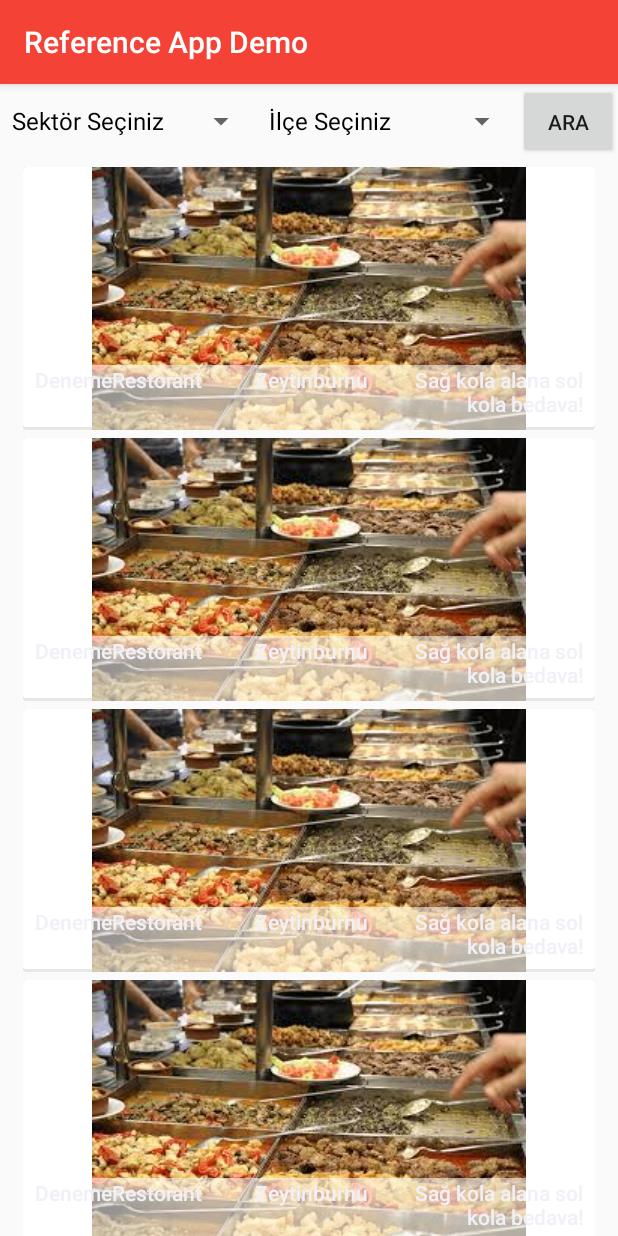
After one commit to seyitaliyaman/ReferenceAppDemo, an Android app: the HomePage screen opened directly, with no data from a screen before it, on a phone screen of 412 x 824 dp. The commit adds this screen. Run offline under Robolectric (Android 15) with nearby library versions, the phone set to English and light mode, and no system bars.

Commit message:
Commit with love

```diff
--- a/app/src/main/AndroidManifest.xml
+++ b/app/src/main/AndroidManifest.xml
@@ -9,6 +9,7 @@
         android:roundIcon="@mipmap/ic_launcher_round"
         android:supportsRtl="true"
         android:theme="@style/AppTheme">
+        <activity android:name=".HomePage"></activity>
         <activity android:name=".MainActivity">
             <intent-filter>
                 <action android:name="android.intent.action.MAIN" />
--- /dev/null
+++ b/app/src/main/java/com/demo/reffappdemo/HomeListItem.java
@@ -0,0 +1,51 @@
+package com.demo.reffappdemo;
+
+import android.graphics.drawable.Drawable;
+import android.media.Image;
+
+public class HomeListItem {
+
+    private Drawable img;
+    private String isim;
+    private String ilce;
+    private String kampanya;
+
+    public HomeListItem(Drawable img, String isim, String ilce, String kampanya) {
+        this.img = img;
+        this.isim = isim;
+        this.ilce = ilce;
+        this.kampanya = kampanya;
+    }
+
+    public Drawable getImg() {
+        return img;
+    }
+
+    public void setImg(Drawable img) {
+        this.img = img;
+    }
+
+    public String getIsim() {
+        return isim;
+    }
+
+    public void setIsim(String isim) {
+        this.isim = isim;
+    }
+
+    public String getIlce() {
+        return ilce;
+    }
+
+    public void setIlce(String ilce) {
+        this.ilce = ilce;
+    }
+
+    public String getKampanya() {
+        return kampanya;
+    }
+
+    public void setKampanya(String kampanya) {
+        this.kampanya = kampanya;
+    }
+}
--- /dev/null
+++ b/app/src/main/java/com/demo/reffappdemo/HomePage.java
@@ -0,0 +1,133 @@
+package com.demo.reffappdemo;
+
+import android.content.Context;
+import android.graphics.Color;
+import android.support.v7.app.AppCompatActivity;
+import android.os.Bundle;
+import android.view.View;
+import android.view.ViewGroup;
+import android.widget.ArrayAdapter;
+import android.widget.Button;
+import android.widget.ListView;
+import android.widget.Spinner;
+import android.widget.TextView;
+
+public class HomePage extends AppCompatActivity {
+
+    private Button search;
+    private Spinner sektor,ilce;
+    private ListView listView;
+    private String[] sektors = new String[9];
+    private String[] ilceler = new String[40];
+    private ListArrayAdapter adapter;
+
+
+    @Override
+    protected void onCreate(Bundle savedInstanceState) {
+        super.onCreate(savedInstanceState);
+        setContentView(R.layout.activity_home_page);
+
+        search = findViewById(R.id.button);
+        sektor = findViewById(R.id.spinner);
+        ilce = findViewById(R.id.spinner2);
+        listView = findViewById(R.id.listView);
+
+        sektors[0] = "Sektör Seçiniz";
+        sektors[1] = "Hepsi";
+        sektors[2] = "Gıda/Yeme-İçme";
+        sektors[3] = "Sağlık ve Güzellik";
+        sektors[4] = "Spor";
+        sektors[5] = "Kuru Temizleme";
+        sektors[6] = "Çiçek";
+        sektors[7] = "Oto Bakım";
+        sektors[8] = "Diğer";
+
+        ilceler[0] = "İlçe Seçiniz";
+        ilceler[1] = "Adalar";
+        ilceler[2] = "Arnavutköy";
+        ilceler[3] = "Ataşehir";
+        ilceler[4] = "Avcılar";
+        ilceler[5] = "Bağcılar";
+        ilceler[6] = "Bahçelievler";
+        ilceler[7] = "Bakırköy";
+        ilceler[8] = "Başakşehir";
+        ilceler[9] = "Bayrampaşa";
+        ilceler[10] = "Beşiktaş";
+        ilceler[11] = "Beykoz";
+        ilceler[12] = "Beylikdüzü";
+        ilceler[13] = "Beyoğlu";
+        ilceler[14] = "Büyükçekmece";
+        ilceler[15] = "Çatalca";
+        ilceler[16] = "Çekmeköy";
+        ilceler[17] = "Esenler";
+        ilceler[18] = "Esenyurt";
+        ilceler[19] = "Eyüpsultan";
+        ilceler[20] = "Fatih";
+        ilceler[21] = "Gaziosmanpaşa";
+        ilceler[22] = "Güngören";
+        ilceler[23] = "Kadıköy";
+        ilceler[24] = "Kağıthane";
+        ilceler[25] = "Kartal";
+        ilceler[26] = "Küçükçekmece";
+        ilceler[27] = "Maltepe";
+        ilceler[28] = "Pendik";
+        ilceler[29] = "Sancaktepe";
+        ilceler[30] = "Sarıyer";
+        ilceler[31] = "Silivri";
+        ilceler[32] = "Sultanbeyli";
+        ilceler[33] = "Sultangazi";
+        ilceler[34] = "Şile";
+        ilceler[35] = "Şişli";
+        ilceler[36] = "Tuzla";
+        ilceler[37] = "Ümraniye";
+        ilceler[38] = "Üsküdar";
+        ilceler[39] = "Zeytinburnu";
+
+        ArrayAdapter<String> sektadp = new SpinnerAdapter(this,android.R.layout.simple_spinner_dropdown_item,sektors);
+        sektor.setAdapter(sektadp);
+
+        ArrayAdapter<String> ilceadp = new SpinnerAdapter(this,android.R.layout.simple_spinner_dropdown_item,ilceler);
+        ilce.setAdapter(ilceadp);
+
+        listView.addHeaderView(new View(this));
+        listView.addFooterView(new View(this));
+
+        adapter = new ListArrayAdapter(getApplicationContext(),R.layout.list_item);
+
+        for (int i = 0; i < 10; i++) {
+            HomeListItem card = new HomeListItem(getDrawable(R.drawable.images),"DenemeRestorant","Zeytinburnu","Sağ kola alana sol kola bedava!");
+            adapter.add(card);
+        }
+        listView.setAdapter(adapter);
+
+    }
+
+    class SpinnerAdapter extends ArrayAdapter<String>{
+
+        public SpinnerAdapter(Context context, int resource, String[] arr) {
+            super(context, resource,arr);
+        }
+        @Override
+        public boolean isEnabled(int position) {
+            if (position==0)
+                return false;
+            else
+                return true;
+        }
+
+
+        @Override
+        public View getDropDownView(int position, View convertView,
+                                    ViewGroup parent) {
+            View view = super.getDropDownView(position, convertView, parent);
+            TextView tv = (TextView) view;
+            if(position == 0){
+                tv.setTextColor(Color.GRAY);
+            }
+            else {
+                tv.setTextColor(Color.BLACK);
+            }
+            return view;
+        }
+    }
+}
--- /dev/null
+++ b/app/src/main/java/com/demo/reffappdemo/ListArrayAdapter.java
@@ -0,0 +1,75 @@
+package com.demo.reffappdemo;
+
+import android.content.Context;
+import android.graphics.Bitmap;
+import android.graphics.BitmapFactory;
+import android.media.Image;
+import android.view.LayoutInflater;
+import android.view.View;
+import android.view.ViewGroup;
+import android.widget.ArrayAdapter;
+import android.widget.ImageView;
+import android.widget.TextView;
+
+import java.util.ArrayList;
+import java.util.List;
+
+public class ListArrayAdapter  extends ArrayAdapter<HomeListItem> {
+    private static final String TAG = "CardArrayAdapter";
+    private List<HomeListItem> cardList = new ArrayList<HomeListItem>();
+
+    static class ViewHolder {
+        ImageView img;
+        TextView text1;
+        TextView text2;
+        TextView text3;
+    }
+
+    public ListArrayAdapter(Context context, int textViewResourceId) {
+        super(context, textViewResourceId);
+    }
+
+    @Override
+    public void add(HomeListItem object) {
+        cardList.add(object);
+        super.add(object);
+    }
+
+    @Override
+    public int getCount() {
+        return this.cardList.size();
+    }
+
+    @Override
+    public HomeListItem getItem(int index) {
+        return this.cardList.get(index);
+    }
+
+    @Override
+    public View getView(int position, View convertView, ViewGroup parent) {
+        View row = convertView;
+        ViewHolder viewHolder;
+        if (row == null) {
+            LayoutInflater inflater = (LayoutInflater) this.getContext().getSystemService(Context.LAYOUT_INFLATER_SERVICE);
+            row = inflater.inflate(R.layout.list_item, parent, false);
+            viewHolder = new ViewHolder();
+            viewHolder.img = row.findViewById(R.id.imageView);
+            viewHolder.text1 = row.findViewById(R.id.textView);
+            viewHolder.text2 = row.findViewById(R.id.textView2);
+            viewHolder.text3 = row.findViewById(R.id.textView3);
+            row.setTag(viewHolder);
+        } else {
+            viewHolder = (ViewHolder)row.getTag();
+        }
+        HomeListItem card = getItem(position);
+        viewHolder.img.setImageDrawable(card.getImg());
+        viewHolder.text1.setText(card.getIsim());
+        viewHolder.text2.setText(card.getIlce());
+        viewHolder.text3.setText(card.getKampanya());
+        return row;
+    }
+
+    public Bitmap decodeToBitmap(byte[] decodedByte) {
+        return BitmapFactory.decodeByteArray(decodedByte, 0, decodedByte.length);
+    }
+}
--- a/app/src/main/java/com/demo/reffappdemo/MainActivity.java
+++ b/app/src/main/java/com/demo/reffappdemo/MainActivity.java
@@ -1,7 +1,10 @@
 package com.demo.reffappdemo;
 
+import android.content.Intent;
 import android.support.v7.app.AppCompatActivity;
 import android.os.Bundle;
+import android.view.View;
+import android.widget.Button;
 
 public class MainActivity extends AppCompatActivity {
 
@@ -9,5 +12,14 @@ public class MainActivity extends AppCompatActivity {
     protected void onCreate(Bundle savedInstanceState) {
         super.onCreate(savedInstanceState);
         setContentView(R.layout.activity_main);
+
+        Button button = findViewById(R.id.button2);
+        button.setOnClickListener(new View.OnClickListener() {
+            @Override
+            public void onClick(View view) {
+                Intent i = new Intent(getBaseContext(),HomePage.class);
+                startActivity(i);
+            }
+        });
     }
 }
--- /dev/null
+++ b/app/src/main/res/drawable/bckg.xml
@@ -0,0 +1,6 @@
+<shape xmlns:android="http://schemas.android.com/apk/res/android"
+    android:shape="rectangle">
+    <solid android:color="#90ffffff" />
+    <corners
+        android:radius="0dp" />
+</shape>
--- /dev/null
+++ b/app/src/main/res/drawable/card_background.xml
@@ -0,0 +1,20 @@
+<?xml version="1.0" encoding="utf-8"?>
+<layer-list xmlns:android="http://schemas.android.com/apk/res/android">
+    <item>
+        <shape android:shape="rectangle">
+            <solid android:color="#CABBBBBB" />
+            <corners android:radius="2dp" />
+        </shape>
+    </item>
+
+    <item
+        android:bottom="2dp"
+        android:left="0dp"
+        android:right="0dp"
+        android:top="0dp">
+        <shape android:shape="rectangle">
+            <solid android:color="@android:color/white" />
+            <corners android:radius="2dp" />
+        </shape>
+    </item>
+</layer-list>
--- /dev/null
+++ b/app/src/main/res/drawable/card_state_pressed.xml
@@ -0,0 +1,20 @@
+<?xml version="1.0" encoding="utf-8"?>
+<layer-list xmlns:android="http://schemas.android.com/apk/res/android">
+    <item>
+        <shape android:shape="rectangle">
+            <solid android:color="#ca39883d" />
+            <corners android:radius="2dp" />
+        </shape>
+    </item>
+
+    <item
+        android:bottom="2dp"
+        android:left="0dp"
+        android:right="0dp"
+        android:top="0dp">
+        <shape android:shape="rectangle">
+            <solid android:color="#FFEBEE" />
+            <corners android:radius="2dp" />
+        </shape>
+    </item>
+</layer-list>
--- /dev/null
+++ b/app/src/main/res/drawable/item_backgroun_selector.xml
@@ -0,0 +1,6 @@
+<?xml version="1.0" encoding="utf-8"?>
+
+<selector xmlns:android="http://schemas.android.com/apk/res/android">
+    <item android:drawable="@drawable/card_state_pressed" android:state_pressed="true" />
+    <item android:drawable="@drawable/card_background" />
+</selector>
--- /dev/null
+++ b/app/src/main/res/layout/activity_home_page.xml
@@ -0,0 +1,47 @@
+<?xml version="1.0" encoding="utf-8"?>
+<LinearLayout xmlns:app="http://schemas.android.com/apk/res-auto"
+    xmlns:tools="http://schemas.android.com/tools"
+    xmlns:android="http://schemas.android.com/apk/res/android"
+    android:layout_width="match_parent"
+    android:layout_height="match_parent"
+    android:orientation="vertical"
+    tools:context=".HomePage">
+
+    <LinearLayout
+        android:id="@+id/linearLayout"
+        android:layout_width="match_parent"
+        android:layout_height="wrap_content"
+        android:orientation="horizontal"
+        tools:layout_editor_absoluteX="-4dp"
+        tools:layout_editor_absoluteY="0dp">
+
+        <Spinner
+            android:id="@+id/spinner"
+            android:layout_width="171dp"
+            android:layout_height="50dp" />
+
+        <Spinner
+            android:id="@+id/spinner2"
+            android:layout_width="174dp"
+            android:layout_height="50dp" />
+
+        <Button
+            android:id="@+id/button"
+            android:layout_width="wrap_content"
+            android:layout_height="50dp"
+            android:text="Ara" />
+    </LinearLayout>
+
+    <ListView
+        android:id="@+id/listView"
+        android:layout_width="match_parent"
+        android:layout_height="wrap_content"
+        android:cacheColorHint="@android:color/transparent"
+        android:divider="@null"
+        android:dividerHeight="5dp"
+        android:listSelector="@android:color/transparent"
+        app:layout_constraintBottom_toBottomOf="parent"
+        app:layout_constraintTop_toBottomOf="@+id/linearLayout"
+        app:layout_constraintVertical_bias="0.0"
+        android:scrollbars="none" />
+</LinearLayout>
--- a/app/src/main/res/layout/activity_main.xml
+++ b/app/src/main/res/layout/activity_main.xml
@@ -15,4 +15,12 @@
         app:layout_constraintRight_toRightOf="parent"
         app:layout_constraintTop_toTopOf="parent" />
 
+    <Button
+        android:id="@+id/button2"
+        android:layout_width="wrap_content"
+        android:layout_height="wrap_content"
+        android:text="Button"
+        tools:layout_editor_absoluteX="170dp"
+        tools:layout_editor_absoluteY="444dp" />
+
 </android.support.constraint.ConstraintLayout>
--- /dev/null
+++ b/app/src/main/res/layout/list_item.xml
@@ -0,0 +1,76 @@
+<?xml version="1.0" encoding="utf-8"?>
+<FrameLayout
+    xmlns:android="http://schemas.android.com/apk/res/android"
+    xmlns:app="http://schemas.android.com/apk/res-auto"
+    xmlns:tools="http://schemas.android.com/tools"
+    android:layout_width="match_parent"
+    android:layout_height="wrap_content"
+    android:paddingLeft="15dp"
+    android:paddingRight="15dp"
+    android:descendantFocusability="beforeDescendants">
+
+    <android.support.constraint.ConstraintLayout
+        android:orientation="vertical"
+        android:layout_width="match_parent"
+        android:layout_height="wrap_content"
+
+        android:background="@drawable/item_backgroun_selector"
+        android:descendantFocusability="afterDescendants">
+
+        <ImageView
+            android:id="@+id/imageView"
+            android:layout_width="match_parent"
+            android:layout_height="match_parent"
+            android:scaleType="fitCenter"
+            app:layout_constraintBottom_toBottomOf="parent"
+            app:layout_constraintEnd_toEndOf="parent"
+            app:layout_constraintStart_toStartOf="parent"
+            app:layout_constraintTop_toTopOf="parent"
+            tools:srcCompat="@tools:sample/avatars" />
+
+        <LinearLayout
+            android:layout_width="match_parent"
+            android:layout_height="wrap_content"
+            android:background="@drawable/bckg"
+            android:orientation="horizontal"
+            app:layout_constraintBottom_toBottomOf="@+id/imageView"
+            tools:layout_editor_absoluteX="0dp">
+
+            <TextView
+                android:id="@+id/textView"
+                android:layout_width="113dp"
+                android:layout_height="wrap_content"
+                android:layout_marginStart="8dp"
+                android:layout_marginBottom="8dp"
+                android:layout_weight="0.3"
+                android:gravity="center|start"
+                android:text="TextView"
+                android:textAppearance="@style/TextAppearance.AppCompat.Body2" />
+
+            <TextView
+                android:id="@+id/textView2"
+                android:layout_width="120dp"
+                android:layout_height="wrap_content"
+                android:layout_marginStart="8dp"
+                android:layout_marginEnd="8dp"
+                android:layout_marginBottom="8dp"
+                android:layout_weight="0.3"
+                android:text="TextView"
+                android:textAlignment="center"
+                android:textAppearance="@style/TextAppearance.AppCompat.Body2" />
+
+            <TextView
+                android:id="@+id/textView3"
+                android:layout_width="109dp"
+                android:layout_height="wrap_content"
+                android:layout_marginEnd="8dp"
+                android:layout_marginBottom="8dp"
+                android:layout_weight="0.3"
+                android:text="TextView"
+                android:textAlignment="viewEnd"
+                android:textAppearance="@style/TextAppearance.AppCompat.Body2" />
+
+        </LinearLayout>
+
+    </android.support.constraint.ConstraintLayout>
+</FrameLayout>
--- a/app/src/main/res/values/styles.xml
+++ b/app/src/main/res/values/styles.xml
@@ -3,8 +3,8 @@
     <!-- Base application theme. -->
     <style name="AppTheme" parent="Theme.AppCompat.Light.DarkActionBar">
         <!-- Customize your theme here. -->
-        <item name="colorPrimary">@color/colorPrimary</item>
-        <item name="colorPrimaryDark">@color/colorPrimaryDark</item>
+        <item name="colorPrimary">#F44336</item>
+        <item name="colorPrimaryDark">#F44336</item>
         <item name="colorAccent">@color/colorAccent</item>
     </style>
 
```
Also changed, not shown: app/src/main/res/drawable/images.jpeg (added).
